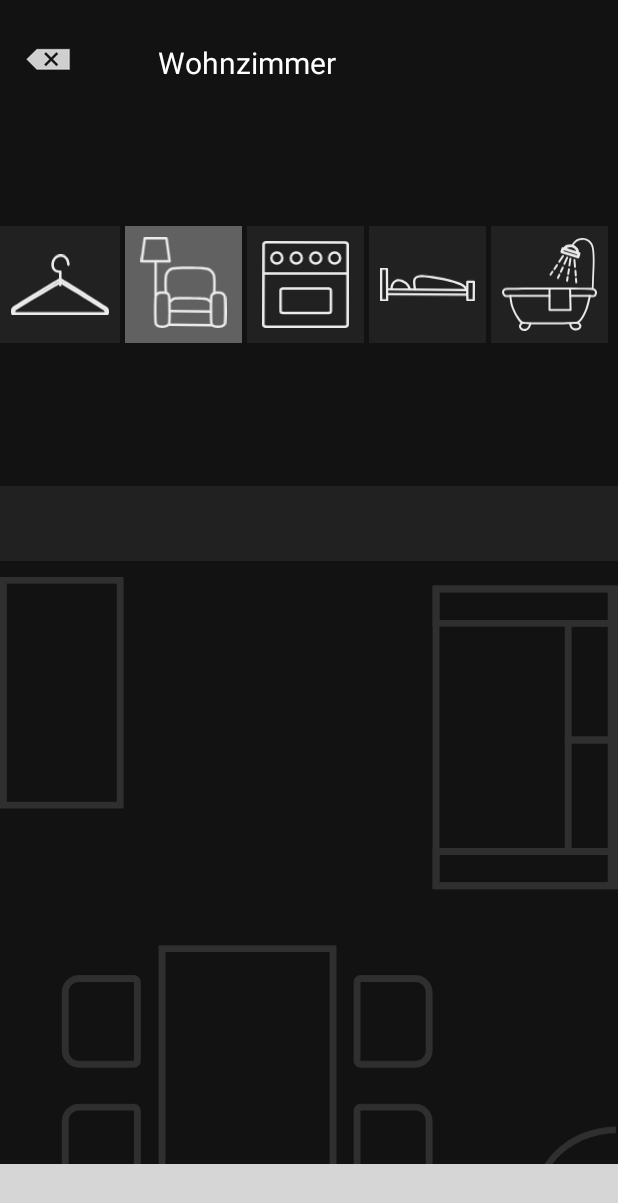
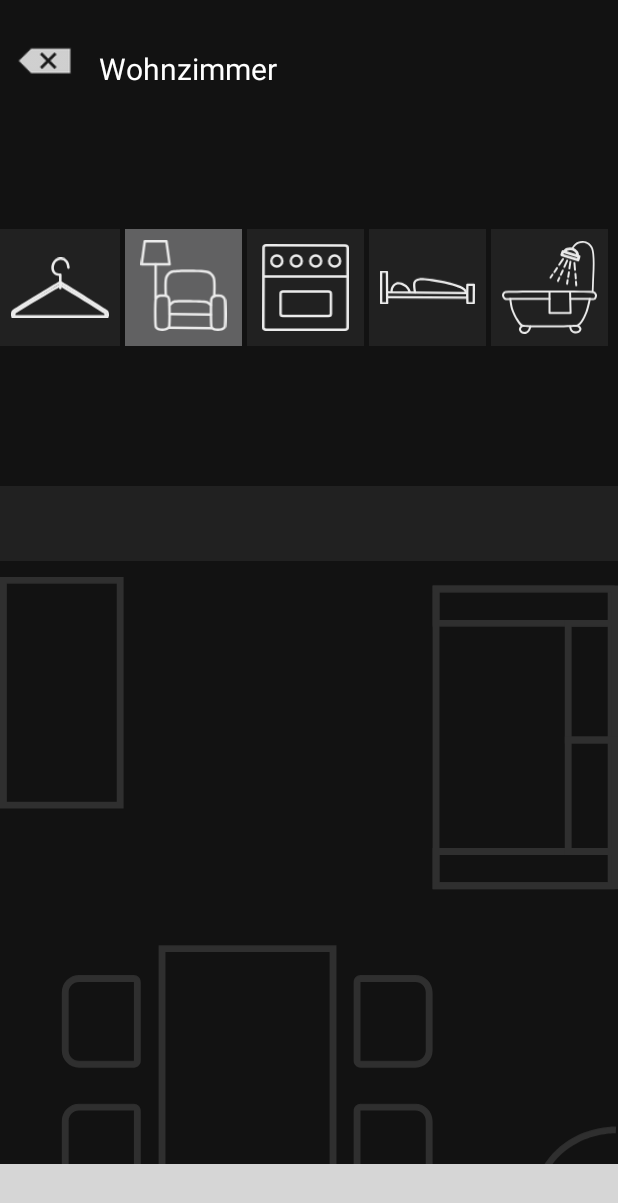
Before and after one commit to sophiafema/home_easylife, an Android app: the PlainRoom screen opened directly, with no data from a screen before it, on a phone screen of 412 x 824 dp. Shown: the top 1203 px of the screen. Run offline under Robolectric (Android 15) with nearby library versions, the phone set to English and light mode, and no system bars; our stand-ins replace Firebase (no records; nobody signed in at launch, a user with empty details on screens opened directly); libraries missing offline, so code that uses them is left out: me.relex.circleindicator; plain views replace CircleIndicator; 9 statements that could not run were skipped; grey boxes are pictures that could not be loaded.

```diff
--- a/app/src/main/res/layout/activity_plain_room.xml
+++ b/app/src/main/res/layout/activity_plain_room.xml
@@ -158,31 +158,27 @@
         android:id="@+id/tVPlainRoomMenue"
         android:layout_width="wrap_content"
         android:layout_height="wrap_content"
-        android:layout_marginStart="2dp"
-        android:layout_marginLeft="2dp"
-        android:layout_marginTop="16dp"
+        android:layout_marginTop="20dp"
         android:paddingLeft="55dp"
         android:paddingTop="12dp"
         android:text=" "
         android:textColor="@android:color/background_light"
         android:textSize="20sp"
         app:layout_constraintEnd_toEndOf="parent"
-        app:layout_constraintHorizontal_bias="0.0"
-        app:layout_constraintStart_toEndOf="@+id/iVPlainRoomMenue"
+        app:layout_constraintHorizontal_bias="0.045"
+        app:layout_constraintStart_toStartOf="parent"
         app:layout_constraintTop_toTopOf="parent" />
 
     <ImageView
         android:id="@+id/iVPlainRoomMenue"
-        android:layout_width="wrap_content"
-        android:layout_height="wrap_content"
+        android:layout_width="38dp"
+        android:layout_height="38dp"
         android:layout_alignStart="@+id/tVPlainRoomMenue"
         android:layout_alignLeft="@+id/tVPlainRoomMenue"
         android:layout_alignTop="@+id/tVPlainRoomMenue"
         android:layout_alignBottom="@+id/tVPlainRoomMenue"
-        android:layout_marginStart="16dp"
-        android:layout_marginLeft="16dp"
         app:layout_constraintBottom_toBottomOf="@+id/tVPlainRoomMenue"
-        app:layout_constraintStart_toStartOf="parent"
+        app:layout_constraintStart_toStartOf="@+id/tVPlainRoomMenue"
         app:layout_constraintTop_toTopOf="@+id/tVPlainRoomMenue"
         app:layout_constraintVertical_bias="1.0"
         app:srcCompat="@android:drawable/ic_input_delete" />
--- a/app/src/main/res/layout/fragment_thermostat.xml
+++ b/app/src/main/res/layout/fragment_thermostat.xml
@@ -18,7 +18,7 @@
         android:layout_marginStart="29dp"
         android:layout_marginLeft="29dp"
         android:layout_marginTop="25dp"
-        android:text="@string/shutter"
+        android:text="@string/thermo"
         android:textColor="@color/colorText"
         android:textSize="18sp" />
 
```
Also changed, not shown: app/src/main/java/com/sophiafema/home_easylife/Fragment_Light.java (+178 -12 lines).
